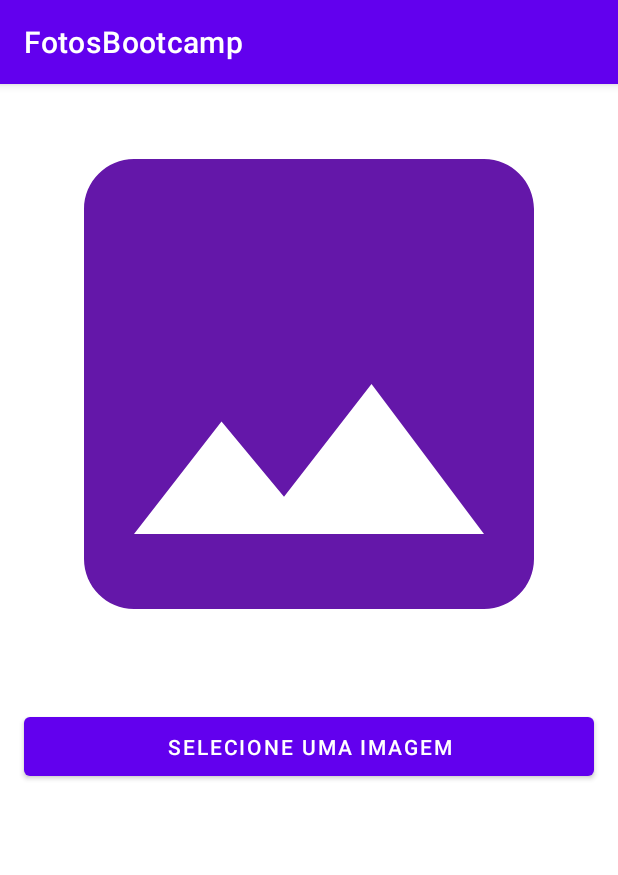
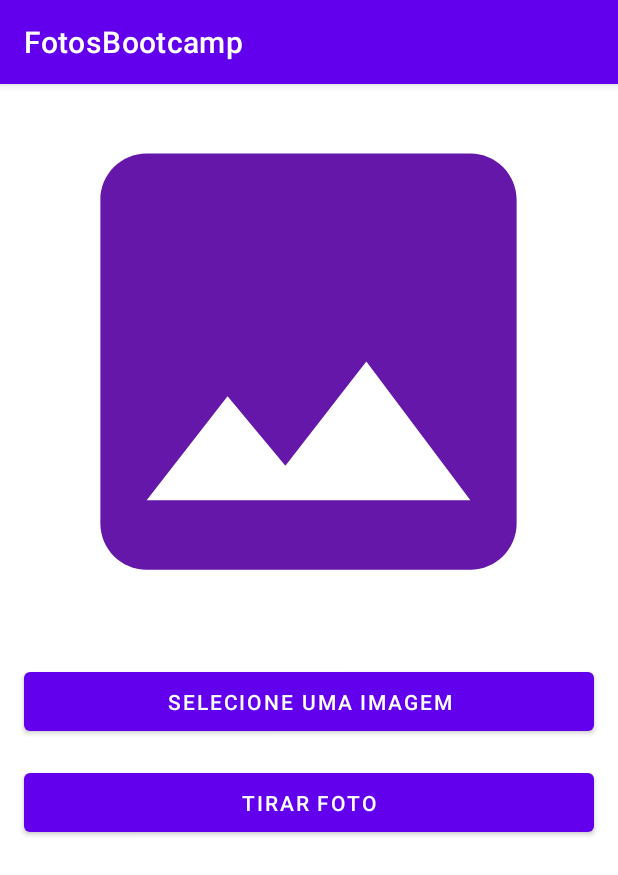
Before and after one commit to ikeda1/Santander-Bootcamp-Mobile, an Android app: the screen it shows after launch (MainActivity), on a phone screen of 412 x 824 dp. Shown: the top 875 px of the screen. Run offline under Robolectric (Android 15) with nearby library versions, the phone set to English and light mode, and no system bars.

```diff
--- a/FotosBootcamp/app/src/main/AndroidManifest.xml
+++ b/FotosBootcamp/app/src/main/AndroidManifest.xml
@@ -1,9 +1,13 @@
 <?xml version="1.0" encoding="utf-8"?>
 <manifest
     xmlns:android="http://schemas.android.com/apk/res/android"
+    xmlns:tools="http://schemas.android.com/tools"
     package="com.example.fotosbootcamp">
 
     <uses-permission android:name="android.permission.READ_EXTERNAL_STORAGE"/>
+    <uses-permission android:name="android.permission.CAMERA"/>
+    <uses-permission android:name="android.permission.WRITE_EXTERNAL_STORAGE"
+        tools:ignore="ScopedStorage" />
 
     <application
         android:allowBackup="true"
--- a/FotosBootcamp/app/src/main/res/layout/activity_main.xml
+++ b/FotosBootcamp/app/src/main/res/layout/activity_main.xml
@@ -12,8 +12,8 @@
         android:scaleType="centerCrop"
         android:src="@drawable/image"
         android:contentDescription="@string/iv_description"
-        android:layout_width="400dp"
-        android:layout_height="400dp"
+        android:layout_width="370dp"
+        android:layout_height="370dp"
         />
 
     <Button
@@ -25,4 +25,14 @@
         android:padding="10dp"
         android:layout_margin="16dp"/>
 
+    <Button
+        android:id="@+id/btn_camera"
+        android:layout_width="match_parent"
+        android:layout_height="wrap_content"
+        android:text="@string/take_picture_btn_txt"
+        style="@style/TextAppearance.AppCompat.Widget.Button.Colored"
+        android:padding="10dp"
+        android:layout_marginStart="16dp"
+        android:layout_marginEnd="16dp"/>
+
 </LinearLayout>
--- a/FotosBootcamp/app/src/main/res/values/strings.xml
+++ b/FotosBootcamp/app/src/main/res/values/strings.xml
@@ -2,4 +2,5 @@
     <string name="app_name">FotosBootcamp</string>
     <string name="iv_description">Imagem a ser selecionada pelo usuário</string>
     <string name="btn_txt">Selecione uma imagem</string>
+    <string name="take_picture_btn_txt">Tirar Foto</string>
 </resources>
```
Also changed, not shown: FotosBootcamp/app/src/main/java/com/example/fotosbootcamp/MainActivity.kt (+57 -10 lines).
